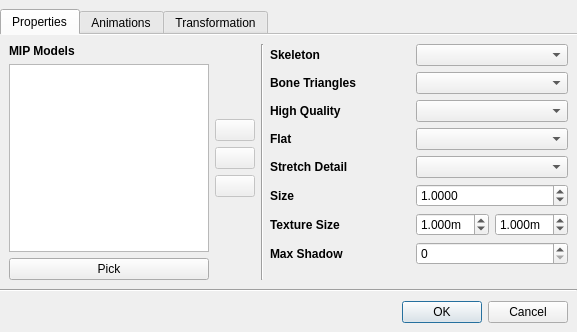
Before: the Qt Designer form Sources/Modeler/Script/ModelConfigurationEditor.ui in UnizoneDev/Abyssal-Fear, drawn with Qt 5.
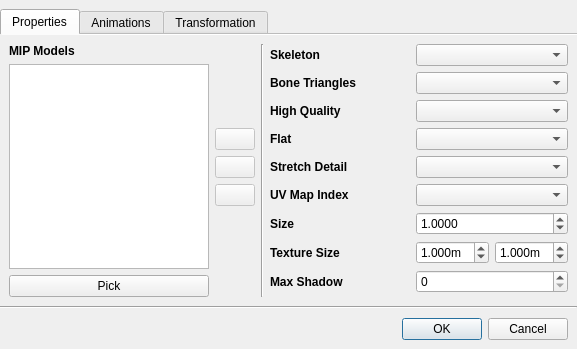
After: the same form once the commit is applied. Icons and pictures are not drawn.

Commit message: Add ability to select default UV map index and generate bone triangles with skeleton taken into account

What changed in the file:
```diff
--- a/Sources/Modeler/Script/ModelConfigurationEditor.ui
+++ b/Sources/Modeler/Script/ModelConfigurationEditor.ui
@@ -7,7 +7,7 @@
     <x>0</x>
     <y>0</y>
     <width>573</width>
-    <height>332</height>
+    <height>336</height>
    </rect>
   </property>
   <property name="windowTitle">
@@ -203,44 +203,42 @@
            </property>
           </widget>
          </item>
-         <item row="1" column="0">
-          <widget class="QLabel" name="label_9">
-           <property name="font">
-            <font>
-             <weight>75</weight>
-             <bold>true</bold>
-            </font>
+         <item row="6" column="1">
+          <widget class="QDoubleSpinBox" name="spinboxSize">
+           <property name="sizePolicy">
+            <sizepolicy hsizetype="Preferred" vsizetype="Fixed">
+             <horstretch>0</horstretch>
+             <verstretch>0</verstretch>
+            </sizepolicy>
            </property>
-           <property name="text">
-            <string>Bone Triangles</string>
-           </property>
-          </widget>
-         </item>
-         <item row="6" column="0">
-          <widget class="QLabel" name="label_4">
-           <property name="font">
-            <font>
-             <weight>75</weight>
-             <bold>true</bold>
-            </font>
-           </property>
-           <property name="text">
-            <string>Texture Size</string>
-           </property>
-          </widget>
-         </item>
-         <item row="2" column="1">
-          <widget class="QComboBox" name="comboHighQuality">
            <property name="minimumSize">
             <size>
              <width>146</width>
              <height>0</height>
             </size>
            </property>
+           <property name="decimals">
+            <number>4</number>
+           </property>
+           <property name="maximum">
+            <double>99999999999.000000000000000</double>
+           </property>
+           <property name="singleStep">
+            <double>0.250000000000000</double>
+           </property>
+           <property name="value">
+            <double>1.000000000000000</double>
+           </property>
           </widget>
          </item>
-         <item row="3" column="1">
-          <widget class="QComboBox" name="comboFlat">
+         <item row="0" column="1">
+          <widget class="QComboBox" name="comboSkeleton">
+           <property name="sizePolicy">
+            <sizepolicy hsizetype="Expanding" vsizetype="Fixed">
+             <horstretch>0</horstretch>
+             <verstretch>0</verstretch>
+            </sizepolicy>
+           </property>
            <property name="minimumSize">
             <size>
              <width>146</width>
@@ -249,7 +247,7 @@
            </property>
           </widget>
          </item>
-         <item row="7" column="0">
+         <item row="8" column="0">
           <widget class="QLabel" name="label_5">
            <property name="font">
             <font>
@@ -262,7 +260,49 @@
            </property>
           </widget>
          </item>
-         <item row="5" column="0">
+         <item row="7" column="0">
+          <widget class="QLabel" name="label_4">
+           <property name="font">
+            <font>
+             <weight>75</weight>
+             <bold>true</bold>
+            </font>
+           </property>
+           <property name="text">
+            <string>Texture Size</string>
+           </property>
+          </widget>
+         </item>
+         <item row="8" column="1">
+          <widget class="QSpinBox" name="spinboxMaxShadow">
+           <property name="sizePolicy">
+            <sizepolicy hsizetype="Preferred" vsizetype="Fixed">
+             <horstretch>0</horstretch>
+             <verstretch>0</verstretch>
+            </sizepolicy>
+           </property>
+           <property name="minimumSize">
+            <size>
+             <width>146</width>
+             <height>0</height>
+            </size>
+           </property>
+          </widget>
+         </item>
+         <item row="4" column="0">
+          <widget class="QLabel" name="label_7">
+           <property name="font">
+            <font>
+             <weight>75</weight>
+             <bold>true</bold>
+            </font>
+           </property>
+           <property name="text">
+            <string>Stretch Detail</string>
+           </property>
+          </widget>
+         </item>
+         <item row="6" column="0">
           <widget class="QLabel" name="label_3">
            <property name="font">
             <font>
@@ -275,7 +315,53 @@
            </property>
           </widget>
          </item>
-         <item row="6" column="1">
+         <item row="2" column="0">
+          <widget class="QLabel" name="label_8">
+           <property name="font">
+            <font>
+             <weight>75</weight>
+             <bold>true</bold>
+            </font>
+           </property>
+           <property name="text">
+            <string>High Quality</string>
+           </property>
+          </widget>
+         </item>
+         <item row="1" column="1">
+          <widget class="QComboBox" name="comboBoneTriangles">
+           <property name="minimumSize">
+            <size>
+             <width>146</width>
+             <height>0</height>
+            </size>
+           </property>
+          </widget>
+         </item>
+         <item row="2" column="1">
+          <widget class="QComboBox" name="comboHighQuality">
+           <property name="minimumSize">
+            <size>
+             <width>146</width>
+             <height>0</height>
+            </size>
+           </property>
+          </widget>
+         </item>
+         <item row="10" column="0">
+          <spacer name="verticalSpacer_9">
+           <property name="orientation">
+            <enum>Qt::Vertical</enum>
+           </property>
+           <property name="sizeHint" stdset="0">
+            <size>
+             <width>20</width>
+             <height>40</height>
+            </size>
+           </property>
+          </spacer>
+         </item>
+         <item row="7" column="1">
           <layout class="QHBoxLayout" name="horizontalLayout_3">
            <item>
             <widget class="QDoubleSpinBox" name="spinboxTextureSize2">
@@ -341,19 +427,6 @@
            </item>
           </layout>
          </item>
-         <item row="2" column="0">
-          <widget class="QLabel" name="label_8">
-           <property name="font">
-            <font>
-             <weight>75</weight>
-             <bold>true</bold>
-            </font>
-           </property>
-           <property name="text">
-            <string>High Quality</string>
-           </property>
-          </widget>
-         </item>
          <item row="3" column="0">
           <widget class="QLabel" name="label_6">
            <property name="font">
@@ -367,8 +440,8 @@
            </property>
           </widget>
          </item>
-         <item row="4" column="0">
-          <widget class="QLabel" name="label_7">
+         <item row="1" column="0">
+          <widget class="QLabel" name="label_9">
            <property name="font">
             <font>
              <weight>75</weight>
@@ -376,33 +449,7 @@
             </font>
            </property>
            <property name="text">
-            <string>Stretch Detail</string>
-           </property>
-          </widget>
-         </item>
-         <item row="1" column="1">
-          <widget class="QComboBox" name="comboBoneTriangles">
-           <property name="minimumSize">
-            <size>
-             <width>146</width>
-             <height>0</height>
-            </size>
-           </property>
-          </widget>
-         </item>
-         <item row="0" column="1">
-          <widget class="QComboBox" name="comboSkeleton">
-           <property name="sizePolicy">
-            <sizepolicy hsizetype="Expanding" vsizetype="Fixed">
-             <horstretch>0</horstretch>
-             <verstretch>0</verstretch>
-            </sizepolicy>
-           </property>
-           <property name="minimumSize">
-            <size>
-             <width>146</width>
-             <height>0</height>
-            </size>
+            <string>Bone Triangles</string>
            </property>
           </widget>
          </item>
@@ -416,62 +463,31 @@
            </property>
           </widget>
          </item>
+         <item row="3" column="1">
+          <widget class="QComboBox" name="comboFlat">
+           <property name="minimumSize">
+            <size>
+             <width>146</width>
+             <height>0</height>
+            </size>
+           </property>
+          </widget>
+         </item>
+         <item row="5" column="0">
+          <widget class="QLabel" name="label_16">
+           <property name="font">
+            <font>
+             <weight>75</weight>
+             <bold>true</bold>
+            </font>
+           </property>
+           <property name="text">
+            <string>UV Map Index</string>
+           </property>
+          </widget>
+         </item>
          <item row="5" column="1">
-          <widget class="QDoubleSpinBox" name="spinboxSize">
-           <property name="sizePolicy">
-            <sizepolicy hsizetype="Preferred" vsizetype="Fixed">
-             <horstretch>0</horstretch>
-             <verstretch>0</verstretch>
-            </sizepolicy>
-           </property>
-           <property name="minimumSize">
-            <size>
-             <width>146</width>
-             <height>0</height>
-            </size>
-           </property>
-           <property name="decimals">
-            <number>4</number>
-           </property>
-           <property name="maximum">
-            <double>99999999999.000000000000000</double>
-           </property>
-           <property name="singleStep">
-            <double>0.250000000000000</double>
-           </property>
-           <property name="value">
-            <double>1.000000000000000</double>
-           </property>
-          </widget>
-         </item>
-         <item row="7" column="1">
-          <widget class="QSpinBox" name="spinboxMaxShadow">
-           <property name="sizePolicy">
-            <sizepolicy hsizetype="Preferred" vsizetype="Fixed">
-             <horstretch>0</horstretch>
-             <verstretch>0</verstretch>
-            </sizepolicy>
-           </property>
-           <property name="minimumSize">
-            <size>
-             <width>146</width>
-             <height>0</height>
-            </size>
-           </property>
-          </widget>
-         </item>
-         <item row="8" column="0">
-          <spacer name="verticalSpacer_9">
-           <property name="orientation">
-            <enum>Qt::Vertical</enum>
-           </property>
-           <property name="sizeHint" stdset="0">
-            <size>
-             <width>20</width>
-             <height>40</height>
-            </size>
-           </property>
-          </spacer>
+          <widget class="QComboBox" name="comboUVMap"/>
          </item>
         </layout>
        </item>
```
The commit also changes 11 other files.
